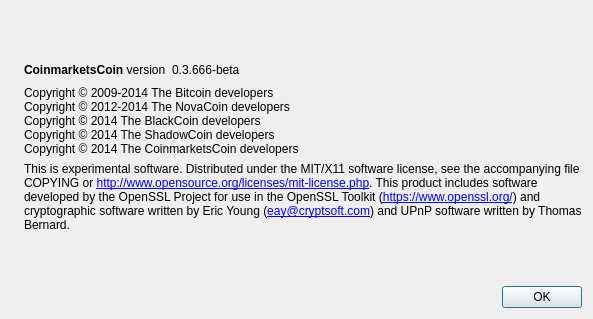
jyap808/jumbucks, file src/qt/forms/aboutdialog.ui: the form before one commit.
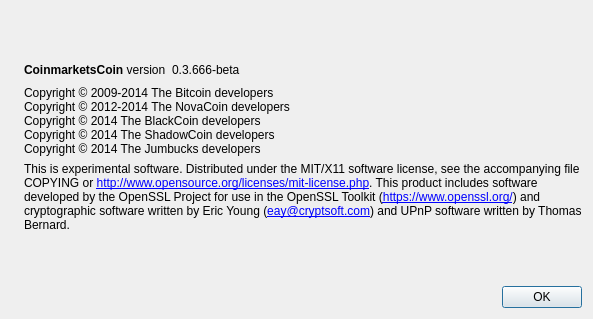
The form after the commit. Icons and pictures are not drawn.

Patch:
```diff
--- a/src/qt/forms/aboutdialog.ui
+++ b/src/qt/forms/aboutdialog.ui
@@ -95,7 +95,7 @@
 Copyright © 2012-2014 The NovaCoin developers
 Copyright © 2014 The BlackCoin developers
 Copyright © 2014 The ShadowCoin developers
-Copyright © 2014 The CoinmarketsCoin developers</string>
+Copyright © 2014 The Jumbucks developers</string>
        </property>
        <property name="textInteractionFlags">
         <set>Qt::LinksAccessibleByMouse|Qt::TextSelectableByKeyboard|Qt::TextSelectableByMouse</set>
```
